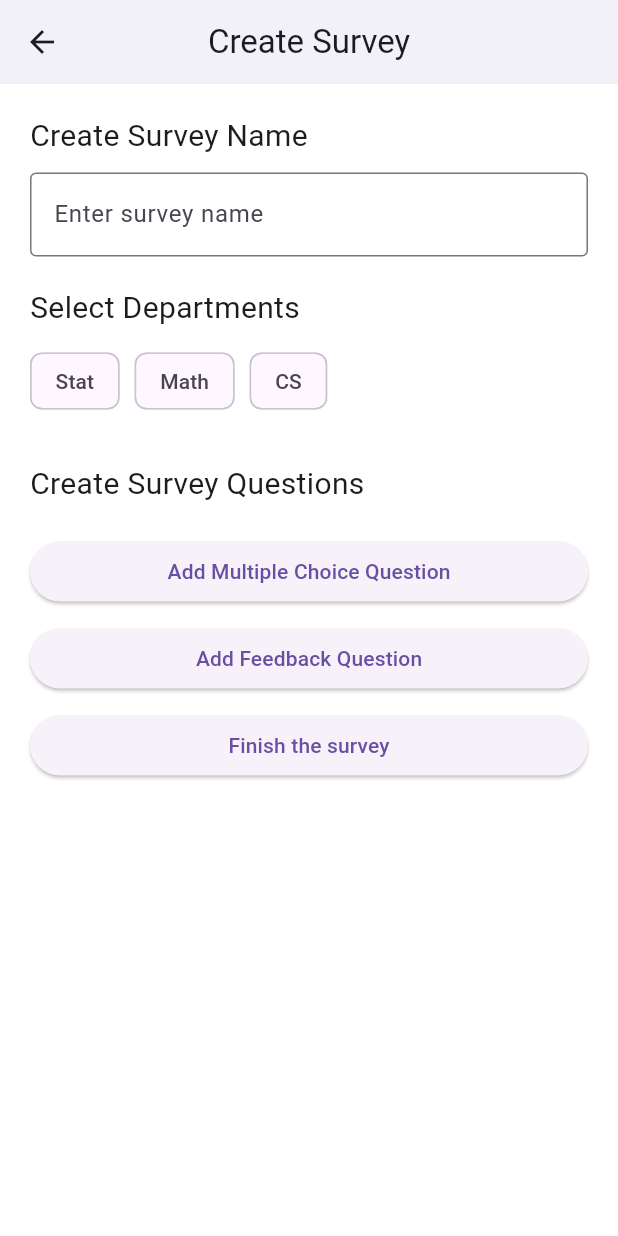
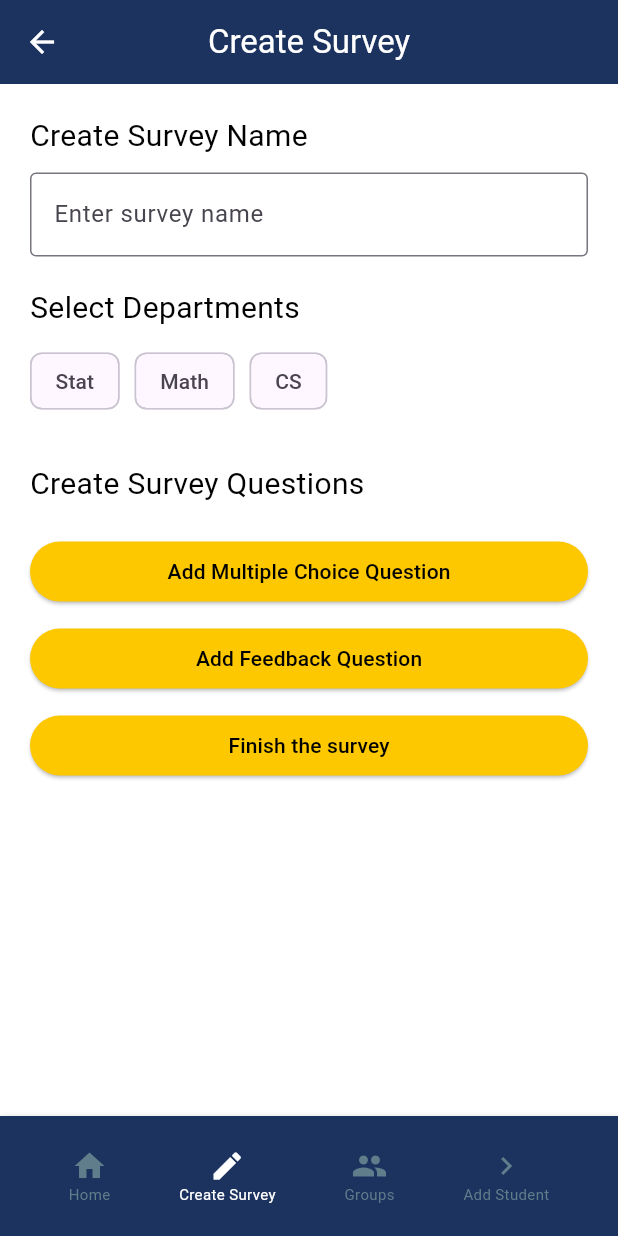
Before and after one commit to Amgooodd/survey-center, a Flutter app: the CreateSurvey screen opened by its route, on a phone screen of 412 x 824 dp. Run offline on Flutter 3.47's test engine with Material 3 defaults, Android fonts, the phone set to English and light mode, and no system bars; our stand-ins replace cloud_firestore, firebase_core; accounts and stored records are empty.

Commit message:
Update 2createsurv.dart

```diff
--- a/lib/screens/2createsurv.dart
+++ b/lib/screens/2createsurv.dart
@@ -13,7 +13,7 @@ class _CreateSurveyState extends State<CreateSurvey> {
   List<Map<String, dynamic>> _questions = [];
   int _questionCount = 1;
 
-  List<String> _departments = ['Stat', 'Math', 'CS'];
+  final List<String> _departments = ['Stat', 'Math', 'CS'];
   List<String> _selectedDepartments = [];
 
   void _addQuestion(bool isFeedback) {
@@ -103,10 +103,13 @@ class _CreateSurveyState extends State<CreateSurvey> {
     return Scaffold(
       backgroundColor: Colors.white,
       appBar: AppBar(
-        title: Text("Create Survey"),
+        title: Text("Create Survey", style: TextStyle(color: Colors.white)),
+        backgroundColor: const Color.fromARGB(255, 28, 51, 95),
+        leading: IconButton(
+          icon: Icon(Icons.arrow_back, color: Colors.white),
+          onPressed: () => Navigator.pop(context),
+        ),
         centerTitle: true,
-        backgroundColor: Colors.white,
-        elevation: 3,
       ),
       body: Padding(
         padding: const EdgeInsets.all(20.0),
@@ -116,7 +119,10 @@ class _CreateSurveyState extends State<CreateSurvey> {
             children: [
               Text(
                 "Create Survey Name",
-                style: TextStyle(fontSize: 20, fontWeight: FontWeight.w400),
+                style: TextStyle(
+                    fontSize: 20,
+                    fontWeight: FontWeight.w400,
+                    color: Colors.black),
               ),
               SizedBox(height: 10),
               TextField(
@@ -129,7 +135,10 @@ class _CreateSurveyState extends State<CreateSurvey> {
               SizedBox(height: 20),
               Text(
                 "Select Departments",
-                style: TextStyle(fontSize: 20, fontWeight: FontWeight.w400),
+                style: TextStyle(
+                    fontSize: 20,
+                    fontWeight: FontWeight.w400,
+                    color: Colors.black),
               ),
               SizedBox(height: 10),
               Wrap(
@@ -153,7 +162,10 @@ class _CreateSurveyState extends State<CreateSurvey> {
               SizedBox(height: 30),
               Text(
                 "Create Survey Questions",
-                style: TextStyle(fontSize: 20, fontWeight: FontWeight.w400),
+                style: TextStyle(
+                    fontSize: 20,
+                    fontWeight: FontWeight.w400,
+                    color: Colors.black),
               ),
               SizedBox(height: 20),
               ..._questions.asMap().entries.map((entry) {
@@ -170,7 +182,9 @@ class _CreateSurveyState extends State<CreateSurvey> {
                           child: Text(
                             question['title'],
                             style: TextStyle(
-                                fontSize: 18, fontWeight: FontWeight.bold),
+                                fontSize: 18,
+                                fontWeight: FontWeight.bold,
+                                color: Colors.black),
                           ),
                         ),
                         IconButton(
@@ -257,23 +271,32 @@ class _CreateSurveyState extends State<CreateSurvey> {
                     SizedBox(height: 20),
                   ],
                 );
-              }).toList(),
+              }),
               Column(
                 crossAxisAlignment: CrossAxisAlignment.stretch,
                 children: [
                   ElevatedButton(
+                    style: ElevatedButton.styleFrom(
+                        backgroundColor: Color.fromARGB(255, 253, 200, 0)),
                     onPressed: () => _addQuestion(false),
-                    child: Text("Add Multiple Choice Question"),
+                    child: Text("Add Multiple Choice Question",
+                        style: TextStyle(color: Colors.black)),
                   ),
                   SizedBox(height: 10),
                   ElevatedButton(
+                    style: ElevatedButton.styleFrom(
+                        backgroundColor: Color.fromARGB(255, 253, 200, 0)),
                     onPressed: () => _addQuestion(true),
-                    child: Text("Add Feedback Question"),
+                    child: Text("Add Feedback Question",
+                        style: TextStyle(color: Colors.black)),
                   ),
                   SizedBox(height: 10),
                   ElevatedButton(
+                    style: ElevatedButton.styleFrom(
+                        backgroundColor: Color.fromARGB(255, 253, 200, 0)),
                     onPressed: _finishSurvey,
-                    child: Text("Finish the survey"),
+                    child: Text("Finish the survey",
+                        style: TextStyle(color: Colors.black)),
                   ),
                 ],
               ),
@@ -281,6 +304,7 @@ class _CreateSurveyState extends State<CreateSurvey> {
           ),
         ),
       ),
+      bottomNavigationBar: BottomNavigationBarWidget(),
     );
   }
 
@@ -302,3 +326,88 @@ class _CreateSurveyState extends State<CreateSurvey> {
     });
   }
 }
+
+class BottomNavigationBarWidget extends StatelessWidget {
+  const BottomNavigationBarWidget({super.key});
+
+  @override
+  Widget build(BuildContext context) {
+    return Container(
+      height: 80,
+      decoration: BoxDecoration(
+        color: const Color.fromARGB(255, 28, 51, 95),
+        boxShadow: [BoxShadow(color: Colors.black12, blurRadius: 2)],
+      ),
+      child: Row(
+        mainAxisAlignment: MainAxisAlignment.spaceEvenly,
+        children: [
+          BottomNavItem(
+            icon: Icons.home,
+            label: "Home",
+            onTap: () {
+              Navigator.pushReplacementNamed(context, '/firsrforadminn');
+            },
+          ),
+          BottomNavItem(
+            icon: Icons.edit,
+            label: "Create Survey",
+            isSelected: true,
+            onTap: () {
+              Navigator.pushReplacementNamed(context, '/createsurvv');
+            },
+          ),
+          BottomNavItem(
+            icon: Icons.group,
+            label: "Groups",
+            onTap: () {
+              Navigator.pushReplacementNamed(context, '/groupp');
+            },
+          ),
+          BottomNavItem(
+            icon: Icons.navigate_next,
+            label: "Add Student",
+            onTap: () {
+              Navigator.pushNamed(context, '/admin_dashboard');
+            },
+          ),
+        ],
+      ),
+    );
+  }
+}
+
+class BottomNavItem extends StatelessWidget {
+  final IconData icon;
+  final String label;
+  final bool isSelected;
+  final VoidCallback? onTap;
+
+  const BottomNavItem({
+    super.key,
+    required this.icon,
+    required this.label,
+    this.isSelected = false,
+    this.onTap,
+  });
+
+  @override
+  Widget build(BuildContext context) {
+    return GestureDetector(
+      onTap: onTap,
+      child: Column(
+        mainAxisSize: MainAxisSize.min,
+        children: [
+          Icon(icon,
+              color: isSelected ? Colors.white : Colors.blueGrey, size: 24),
+          Text(
+            label,
+            style: TextStyle(
+              fontSize: 10,
+              color: isSelected ? Colors.white : Colors.blueGrey,
+            ),
+          ),
+        ],
+      ),
+    );
+  }
+}
```
